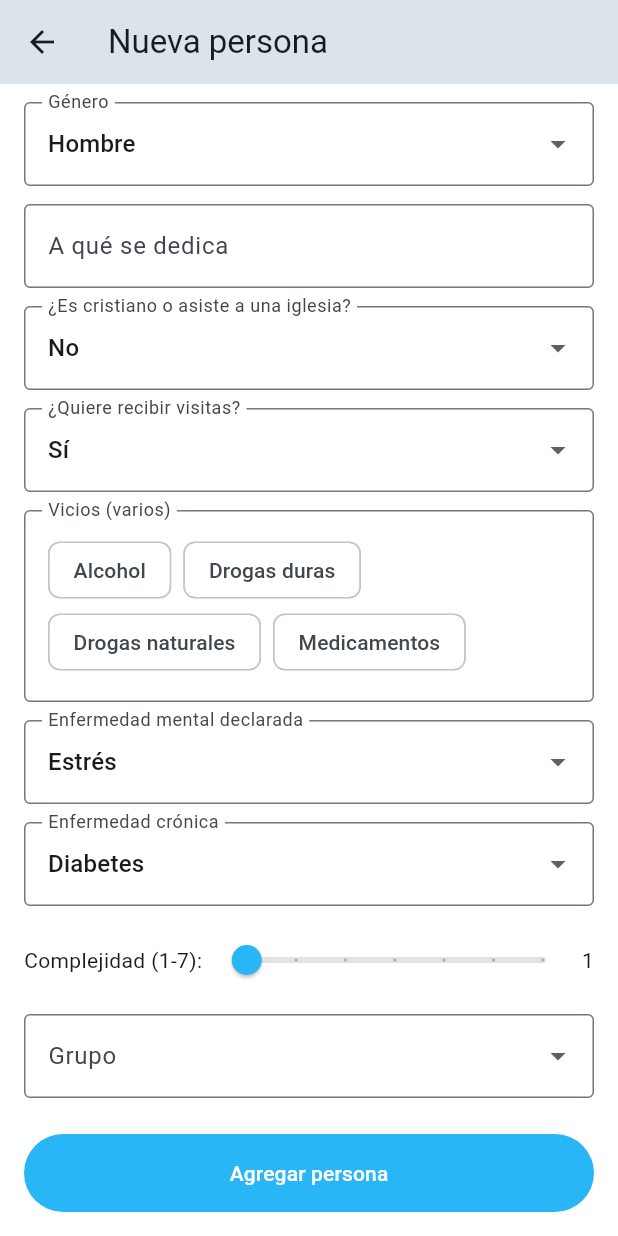
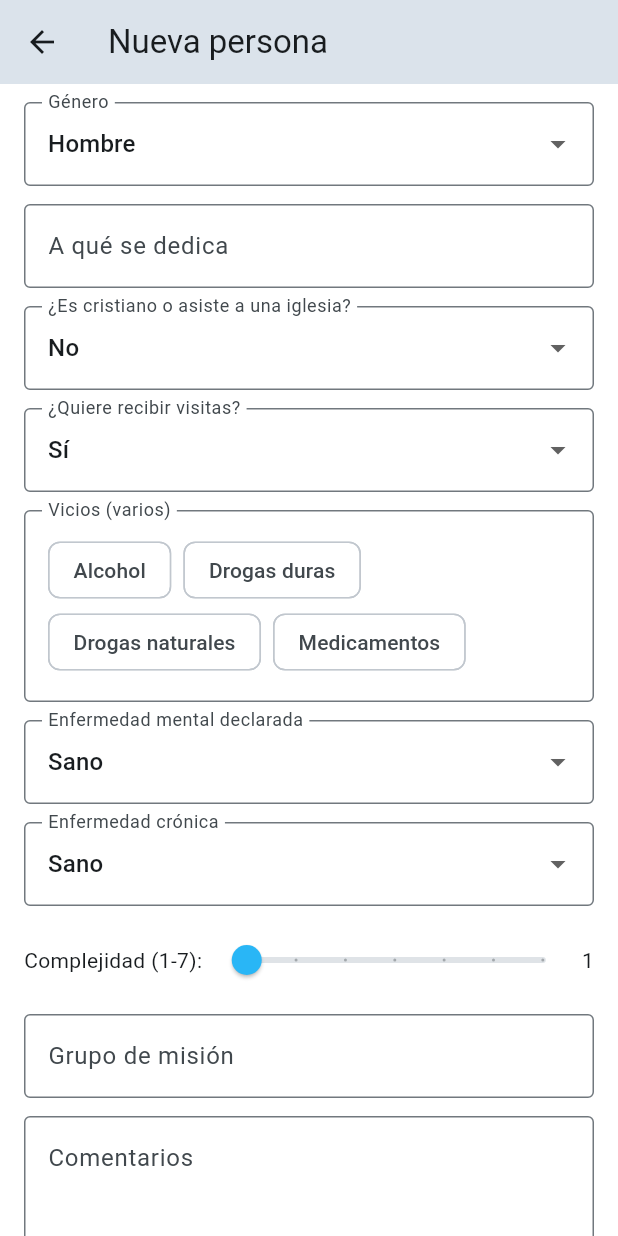
Before and after one commit to operonte/misionapp, a Flutter app: the PersonFormScreen screen opened directly, scrolled down 276 dp, on a phone screen of 412 x 824 dp. Run offline on Flutter 3.47's test engine with Material 3 defaults, Android fonts, the phone set to English and light mode, and no system bars; our stand-ins replace cloud_firestore, firebase_auth, firebase_core, go_router, google_sign_in, package_info_plus and 2 more; missing offline and left inert: excel; accounts and stored records are empty.

Commit message:
MisionApp: onboarding antes de login, formulario personas, Sano, comentarios, grupo como texto, tests y lints
- Onboarding (5 pantallas) solo primera vez, luego login con Google
- Rutas: /person/new y /person/edit/:id antes de /person/:id (formulario al crear)
- Try/catch y mensaje de error al guardar persona
- Opción Sano en enfermedad mental y crónica
- Campo comentarios en Person (formulario, detalle, export)
- Grupo de misión como TextFormField (formulario y ajustes)
- Test widget_test con MisionApp; imports y lints limpiados

Co-authored-by: Cursor <cursoragent@cursor.com>

```diff
--- a/lib/app_config.dart
+++ b/lib/app_config.dart
@@ -33,6 +33,7 @@ const List<String> viceOptions = [
 
 /// Opciones enfermedad mental (comunes).
 const List<String> mentalHealthOptions = [
+  'Sano',
   'Estrés',
   'Ansiedad',
   'Depresión',
@@ -41,6 +42,7 @@ const List<String> mentalHealthOptions = [
 
 /// Opciones enfermedad crónica (comunes).
 const List<String> chronicIllnessOptions = [
+  'Sano',
   'Diabetes',
   'Hipertensión',
   'Cardiopatía',
--- a/lib/models/person.dart
+++ b/lib/models/person.dart
@@ -15,6 +15,7 @@ class Person {
   final String enfermedadMental;
   final String enfermedadCronica;
   final int nivelComplejidad;
+  final String comentarios;
 
   const Person({
     required this.id,
@@ -31,6 +32,7 @@ class Person {
     required this.enfermedadMental,
     required this.enfermedadCronica,
     required this.nivelComplejidad,
+    required this.comentarios,
   });
 
   Map<String, dynamic> toMap() => {
@@ -47,6 +49,7 @@ class Person {
         'enfermedadMental': enfermedadMental,
         'enfermedadCronica': enfermedadCronica,
         'nivelComplejidad': nivelComplejidad,
+        'comentarios': comentarios,
       };
 
   factory Person.fromMap(String id, Map<String, dynamic> map) {
@@ -66,6 +69,7 @@ class Person {
       enfermedadMental: map['enfermedadMental'] as String? ?? '',
       enfermedadCronica: map['enfermedadCronica'] as String? ?? '',
       nivelComplejidad: (map['nivelComplejidad'] as num?)?.toInt() ?? 1,
+      comentarios: map['comentarios'] as String? ?? '',
     );
   }
 
@@ -84,6 +88,7 @@ class Person {
     String? enfermedadMental,
     String? enfermedadCronica,
     int? nivelComplejidad,
+    String? comentarios,
   }) {
     return Person(
       id: id ?? this.id,
@@ -101,6 +106,7 @@ class Person {
       enfermedadMental: enfermedadMental ?? this.enfermedadMental,
       enfermedadCronica: enfermedadCronica ?? this.enfermedadCronica,
       nivelComplejidad: nivelComplejidad ?? this.nivelComplejidad,
+      comentarios: comentarios ?? this.comentarios,
     );
   }
 }
--- a/lib/screens/onboarding_screen.dart
+++ b/lib/screens/onboarding_screen.dart
@@ -18,7 +18,7 @@ class _OnboardingScreenState extends State<OnboardingScreen> {
   Future<void> _finish() async {
     await appStorage.setOnboardingDone(true);
     if (!mounted) return;
-    context.go('/home');
+    context.go('/login');
   }
 
   @override
--- a/lib/screens/person_detail_screen.dart
+++ b/lib/screens/person_detail_screen.dart
@@ -6,7 +6,6 @@ import '../models/person.dart';
 import '../models/visit.dart';
 import '../services/firestore_service.dart';
 import '../utils/visit_color.dart';
-import '../app_config.dart';
 
 class PersonDetailScreen extends StatelessWidget {
   final String personId;
@@ -82,6 +81,8 @@ class PersonDetailScreen extends StatelessWidget {
                 _row('Vicios', person.vicios.join(', ')),
                 _row('Enfermedad mental', person.enfermedadMental),
                 _row('Enfermedad crónica', person.enfermedadCronica),
+                if (person.comentarios.isNotEmpty)
+                  _row('Comentarios', person.comentarios),
                 const SizedBox(height: 8),
                 Row(
                   children: [
--- a/lib/screens/person_form_screen.dart
+++ b/lib/screens/person_form_screen.dart
@@ -33,6 +33,7 @@ class _PersonFormScreenState extends State<PersonFormScreen> {
   late String enfermedadCronica;
   late int nivelComplejidad;
   late String grupo;
+  late String comentarios;
 
   @override
   void initState() {
@@ -48,10 +49,11 @@ class _PersonFormScreenState extends State<PersonFormScreen> {
     esCristianoOAsisteIglesia = 'No';
     quiereRecibirVisitas = 'Sí';
     vicios = [];
-    enfermedadMental = '';
-    enfermedadCronica = '';
+    enfermedadMental = mentalHealthOptions.first;
+    enfermedadCronica = chronicIllnessOptions.first;
     nivelComplejidad = 1;
-    grupo = profile?.grupo ?? missionGroups.first;
+    grupo = profile?.grupo ?? '';
+    comentarios = '';
     if (_isEdit) _loadPerson();
   }
 
@@ -68,10 +70,15 @@ class _PersonFormScreenState extends State<PersonFormScreen> {
         esCristianoOAsisteIglesia = p.esCristianoOAsisteIglesia;
         quiereRecibirVisitas = p.quiereRecibirVisitas;
         vicios = List.from(p.vicios);
-        enfermedadMental = p.enfermedadMental;
-        enfermedadCronica = p.enfermedadCronica;
+        enfermedadMental = mentalHealthOptions.contains(p.enfermedadMental)
+            ? p.enfermedadMental
+            : mentalHealthOptions.first;
+        enfermedadCronica = chronicIllnessOptions.contains(p.enfermedadCronica)
+            ? p.enfermedadCronica
+            : chronicIllnessOptions.first;
         nivelComplejidad = p.nivelComplejidad;
         grupo = p.grupo;
+        comentarios = p.comentarios;
       });
     }
   }
@@ -81,8 +88,8 @@ class _PersonFormScreenState extends State<PersonFormScreen> {
     setState(() => _loading = true);
     try {
       final person = Person(
-        id: widget.personId ?? '', // vacío para nueva; id real para editar
-        grupo: grupo,
+        id: widget.personId ?? '',
+        grupo: grupo.trim(),
         nombreApellidos: nombreApellidos.trim(),
         direccion: direccion.trim(),
         telefono: telefono.trim(),
@@ -95,6 +102,7 @@ class _PersonFormScreenState extends State<PersonFormScreen> {
         enfermedadMental: enfermedadMental.trim(),
         enfermedadCronica: enfermedadCronica.trim(),
         nivelComplejidad: nivelComplejidad,
+        comentarios: comentarios.trim(),
       );
       if (_isEdit) {
         await _firestore.updatePerson(person);
@@ -109,6 +117,18 @@ class _PersonFormScreenState extends State<PersonFormScreen> {
         }
         ScaffoldMessenger.of(context).showSnackBar(
           SnackBar(content: Text(_isEdit ? 'Actualizado' : 'Persona agregada')),
+        );
+      }
+    } catch (e, st) {
+      debugPrint('Error al guardar persona: $e');
+      debugPrint('$st');
+      if (mounted) {
+        ScaffoldMessenger.of(context).showSnackBar(
+          SnackBar(
+            content: Text('Error al guardar: $e'),
+            backgroundColor: Theme.of(context).colorScheme.error,
+            duration: const Duration(seconds: 5),
+          ),
         );
       }
     } finally {
@@ -219,11 +239,9 @@ class _PersonFormScreenState extends State<PersonFormScreen> {
                   _viciosField(),
                   const SizedBox(height: 12),
                   DropdownButtonFormField<String>(
-                    value: enfermedadMental.isEmpty
-                        ? mentalHealthOptions.first
-                        : (mentalHealthOptions.contains(enfermedadMental)
-                            ? enfermedadMental
-                            : mentalHealthOptions.first),
+                    value: mentalHealthOptions.contains(enfermedadMental)
+                        ? enfermedadMental
+                        : mentalHealthOptions.first,
                     decoration: const InputDecoration(
                       labelText: 'Enfermedad mental declarada',
                       border: OutlineInputBorder(),
@@ -236,11 +254,9 @@ class _PersonFormScreenState extends State<PersonFormScreen> {
                   ),
                   const SizedBox(height: 12),
                   DropdownButtonFormField<String>(
-                    value: enfermedadCronica.isEmpty
-                        ? chronicIllnessOptions.first
-                        : (chronicIllnessOptions.contains(enfermedadCronica)
-                            ? enfermedadCronica
-                            : chronicIllnessOptions.first),
+                    value: chronicIllnessOptions.contains(enfermedadCronica)
+                        ? enfermedadCronica
+                        : chronicIllnessOptions.first,
                     decoration: const InputDecoration(
                       labelText: 'Enfermedad crónica',
                       border: OutlineInputBorder(),
@@ -270,14 +286,28 @@ class _PersonFormScreenState extends State<PersonFormScreen> {
                     ],
                   ),
                   const SizedBox(height: 12),
-                  DropdownButtonFormField<String>(
-                    value: grupo,
+                  TextFormField(
+                    initialValue: grupo,
                     decoration: const InputDecoration(
-                        labelText: 'Grupo', border: OutlineInputBorder()),
-                    items: missionGroups
-                        .map((o) => DropdownMenuItem(value: o, child: Text(o)))
-                        .toList(),
-                    onChanged: (v) => setState(() => grupo = v ?? grupo),
+                      labelText: 'Grupo de misión',
+                      hintText: 'Escribe el nombre del grupo',
+                      border: OutlineInputBorder(),
+                    ),
+                    onChanged: (v) => grupo = v,
+                    validator: (v) =>
+                        (v == null || v.trim().isEmpty) ? 'Requerido' : null,
+                  ),
+                  const SizedBox(height: 12),
+                  TextFormField(
+                    initialValue: comentarios,
+                    decoration: const InputDecoration(
+                      labelText: 'Comentarios',
+                      hintText: 'Notas adicionales (opcional)',
+                      border: OutlineInputBorder(),
+                      alignLabelWithHint: true,
+                    ),
+                    maxLines: 4,
+                    onChanged: (v) => comentarios = v,
                   ),
                   const SizedBox(height: 24),
                   FilledButton(
--- a/lib/services/export_service.dart
+++ b/lib/services/export_service.dart
@@ -3,7 +3,6 @@ import 'package:excel/excel.dart';
 import 'package:intl/intl.dart';
 import 'package:path_provider/path_provider.dart';
 import '../models/person.dart';
-import '../models/visit.dart';
 import 'firestore_service.dart';
 
 class ExportService {
@@ -32,6 +31,7 @@ class ExportService {
     sheet.cell(CellIndex.indexByColumnRow(columnIndex: col++, rowIndex: 0)).value = TextCellValue('Enfermedad crónica');
     sheet.cell(CellIndex.indexByColumnRow(columnIndex: col++, rowIndex: 0)).value = TextCellValue('Complejidad');
     sheet.cell(CellIndex.indexByColumnRow(columnIndex: col++, rowIndex: 0)).value = TextCellValue('Grupo');
+    sheet.cell(CellIndex.indexByColumnRow(columnIndex: col++, rowIndex: 0)).value = TextCellValue('Comentarios');
     for (var v = 0; v < maxVisits; v++) {
       sheet.cell(CellIndex.indexByColumnRow(columnIndex: col++, rowIndex: 0)).value = TextCellValue('Visita ${v + 1} Fecha');
       sheet.cell(CellIndex.indexByColumnRow(columnIndex: col++, rowIndex: 0)).value = TextCellValue('Visita ${v + 1} Contenido');
@@ -55,6 +55,7 @@ class ExportService {
       sheet.cell(CellIndex.indexByColumnRow(columnIndex: col++, rowIndex: row)).value = TextCellValue(p.enfermedadCronica);
       sheet.cell(CellIndex.indexByColumnRow(columnIndex: col++, rowIndex: row)).value = TextCellValue('${p.nivelComplejidad}');
       sheet.cell(CellIndex.indexByColumnRow(columnIndex: col++, rowIndex: row)).value = TextCellValue(p.grupo);
+      sheet.cell(CellIndex.indexByColumnRow(columnIndex: col++, rowIndex: row)).value = TextCellValue(p.comentarios);
       for (var v = 0; v < maxVisits; v++) {
         if (v < visits.length) {
           final visit = visits[v];
--- a/lib/services/firestore_service.dart
+++ b/lib/services/firestore_service.dart
@@ -86,7 +86,9 @@ class FirestoreService {
     final visitsRef =
         _firestore.collection(_personsCol).doc(personId).collection('visits');
     final visitsSnap = await visitsRef.get();
-    for (final d in visitsSnap.docs) batch.delete(d.reference);
+    for (final d in visitsSnap.docs) {
+      batch.delete(d.reference);
+    }
     batch.delete(_firestore.collection(_personsCol).doc(personId));
     await batch.commit();
   }
```
Also changed, not shown: lib/app_router.dart (+17 -14 lines), lib/screens/login_screen.dart (+54 -12 lines), lib/screens/settings_screen.dart (+8 -12 lines), lib/screens/splash_screen.dart (+8 -8 lines), lib/services/auth_service.dart (+8 -2 lines), 1 other file.
